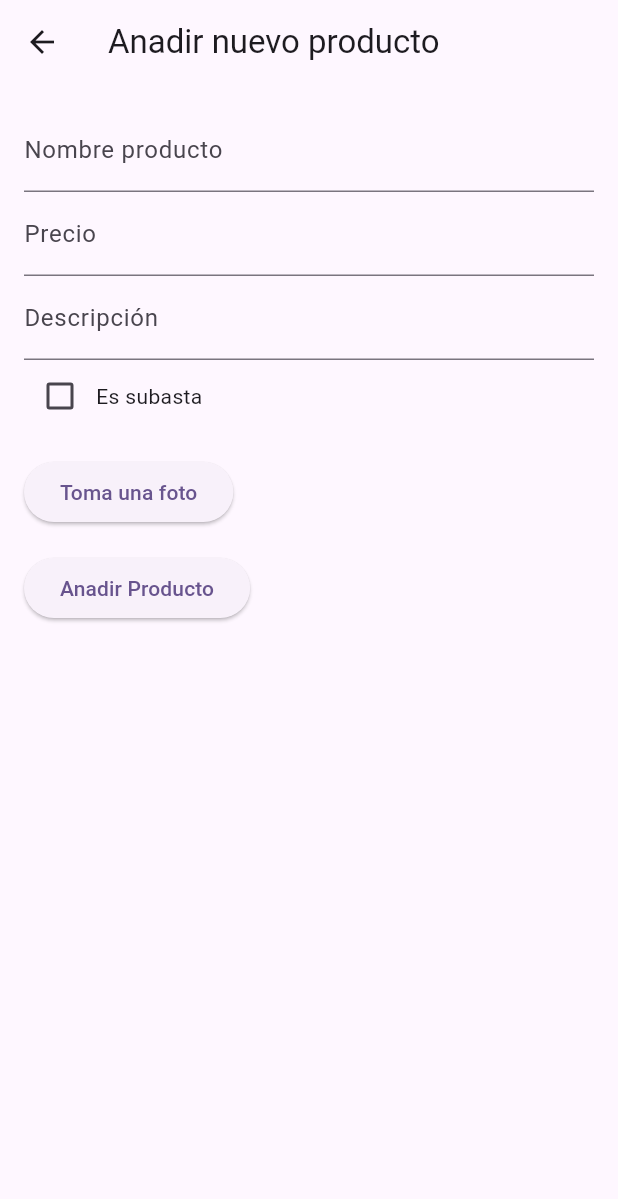
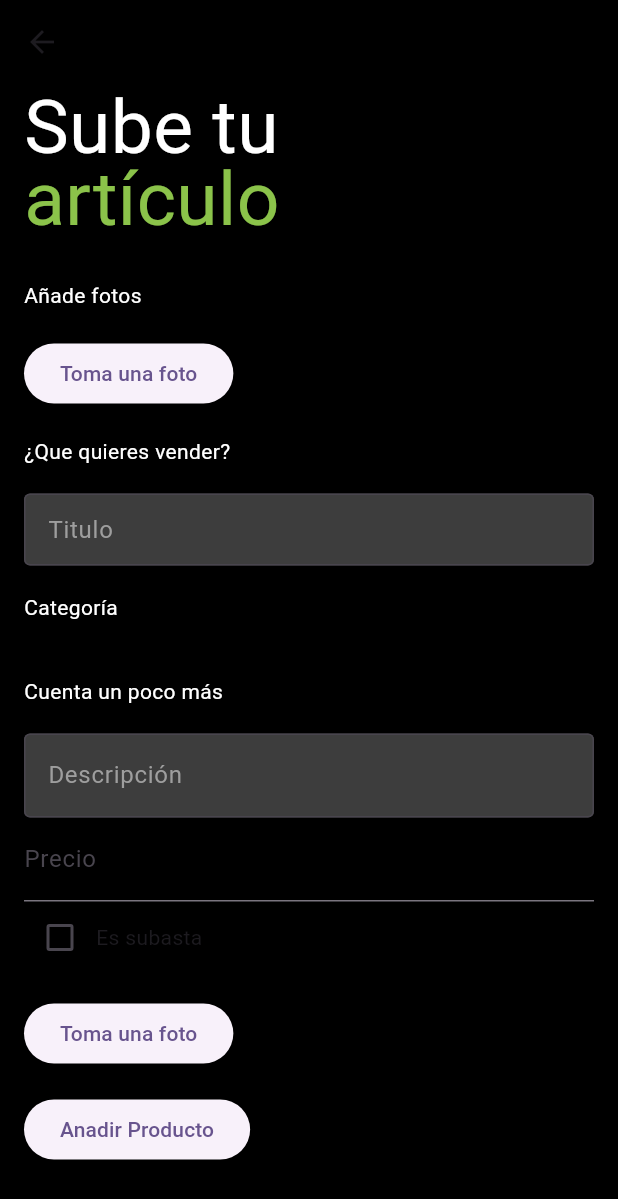
Before and after one commit to grecomatteo/CollectifyApp, a Flutter app: the VentanaAnadirProducto screen opened directly, after a tap on "Toma una foto", on a phone screen of 412 x 824 dp. Shown: the top 1199 px of the screen. Run offline on Flutter 3.47's test engine with Material 2 defaults, Android fonts, the phone set to English and light mode, and no system bars; our stand-ins replace flutter_local_notifications, image_picker, share_plus; missing offline and left inert: mysql1, uni_links3, workmanager; accounts and stored records are empty.

Commit message:
UI añadir producto WIP

```diff
--- a/lib/VentanaAnadirProducto.dart
+++ b/lib/VentanaAnadirProducto.dart
@@ -25,9 +25,10 @@ class VentanaAnadirProducto extends StatelessWidget {
     logged = user;
     return Scaffold(
       appBar: AppBar(
-        title: Text('Anadir nuevo producto'),
+        backgroundColor: Colors.black,
       ),
       body: AddProductForm(),
+      backgroundColor: Colors.black,
     );
   }
 }
@@ -60,9 +61,88 @@ class _AddProductFormState extends State<AddProductForm> {
       child: Column(
         crossAxisAlignment: CrossAxisAlignment.start,
         children: <Widget>[
+          Text(
+            'Sube tu',
+            style: const TextStyle(
+                fontSize: 50,
+                color: Colors.white,
+                height: 0.5,
+            )
+          ),
+          Text(
+            'artículo',
+            style: const TextStyle(
+              fontSize: 50,
+              color: Colors.lightGreen
+            )
+          ),
+          Text(
+            'Añade fotos',
+            style: const TextStyle(
+              color: Colors.white,
+              height: 4
+            )
+          ),
+          ElevatedButton(
+            onPressed: () async {
+              final imagePicker = ImagePicker();
+              pickedFile = await imagePicker.pickImage(source: ImageSource.camera, maxHeight: 150, imageQuality: 90);
+              if (pickedFile != null) {
+                setState(() {
+                  _imageTaken = true;
+                });
+              }
+            },
+            child: Text('Toma una foto'),
+          ),
+          Text(
+            '¿Que quieres vender?',
+              style: const TextStyle(
+                  color: Colors.white,
+                  height: 4
+              )
+          ),
           TextFormField(
             controller: nameController,
-            decoration: InputDecoration(labelText: 'Nombre producto'),
+            decoration: InputDecoration(
+                filled: true,
+                fillColor: Colors.white24,
+                border: OutlineInputBorder(),
+                hintText: 'Titulo',
+                hintStyle: const TextStyle(
+                  color: Colors.grey
+                )
+            ),
+            style: const TextStyle(
+              height: 0.05
+            )
+          ),
+          Text(
+            'Categoría',
+            style: const TextStyle(
+                color: Colors.white,
+                height: 4
+            )
+          ),
+          Text(
+              'Cuenta un poco más',
+              style: const TextStyle(
+                  color: Colors.white,
+                  height: 4
+              )
+          ),
+          TextFormField(
+            controller: descriptionController,
+            textAlignVertical: TextAlignVertical.top,
+            decoration: InputDecoration(
+                filled: true,
+                fillColor: Colors.white24,
+                border: OutlineInputBorder(),
+                hintText: 'Descripción',
+                hintStyle: const TextStyle(
+                    color: Colors.grey
+                )
+            ),
           ),
           if(esSubasta)
             TextFormField(
@@ -84,10 +164,7 @@ class _AddProductFormState extends State<AddProductForm> {
                 decoration: InputDecoration(labelText: 'Fecha y hora de finalización (YYYY-MM-DD HH:MM)'),
                 keyboardType: TextInputType.numberWithOptions(decimal: true)
             ),
-          TextFormField(
-            controller: descriptionController,
-            decoration: InputDecoration(labelText: 'Descripción'),
-          ),
+
           Row(
             children: [
               Checkbox(
```
Also changed, not shown: lib/assets/add_photo.png (added).
